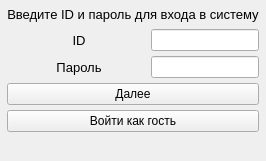
Before: the Qt Designer form code/form_for_login.ui in Alex-Sidorov/SEFOLL, drawn with Qt 5.
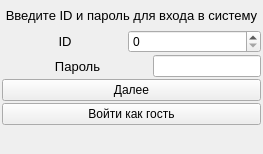
After: the same form once the commit is applied.

Patch:
```diff
--- a/code/form_for_login.ui
+++ b/code/form_for_login.ui
@@ -7,7 +7,7 @@
     <x>0</x>
     <y>0</y>
     <width>263</width>
-    <height>161</height>
+    <height>154</height>
    </rect>
   </property>
   <property name="windowTitle">
@@ -15,19 +15,19 @@
   </property>
   <layout class="QVBoxLayout" name="verticalLayout">
    <property name="spacing">
-    <number>5</number>
+    <number>2</number>
    </property>
    <property name="leftMargin">
-    <number>7</number>
+    <number>2</number>
    </property>
    <property name="topMargin">
-    <number>5</number>
+    <number>2</number>
    </property>
    <property name="rightMargin">
-    <number>7</number>
+    <number>2</number>
    </property>
    <property name="bottomMargin">
-    <number>5</number>
+    <number>2</number>
    </property>
    <item>
     <widget class="QLabel" name="label">
@@ -68,13 +68,22 @@
       </widget>
      </item>
      <item>
-      <widget class="QLineEdit" name="id">
+      <widget class="QSpinBox" name="id">
        <property name="sizePolicy">
         <sizepolicy hsizetype="Fixed" vsizetype="Fixed">
          <horstretch>0</horstretch>
          <verstretch>0</verstretch>
         </sizepolicy>
        </property>
+       <property name="minimumSize">
+        <size>
+         <width>133</width>
+         <height>0</height>
+        </size>
+       </property>
+       <property name="maximum">
+        <number>1000</number>
+       </property>
       </widget>
      </item>
     </layout>
@@ -116,6 +125,9 @@
    </item>
    <item>
     <widget class="QPushButton" name="ok">
+     <property name="styleSheet">
+      <string notr="true"/>
+     </property>
      <property name="text">
       <string>Далее</string>
      </property>
@@ -130,6 +142,9 @@
    </item>
    <item>
     <widget class="QLabel" name="error">
+     <property name="enabled">
+      <bool>true</bool>
+     </property>
      <property name="text">
       <string/>
      </property>
```
Left out of the diff: 2 changed lines with no effect on the pictures.
